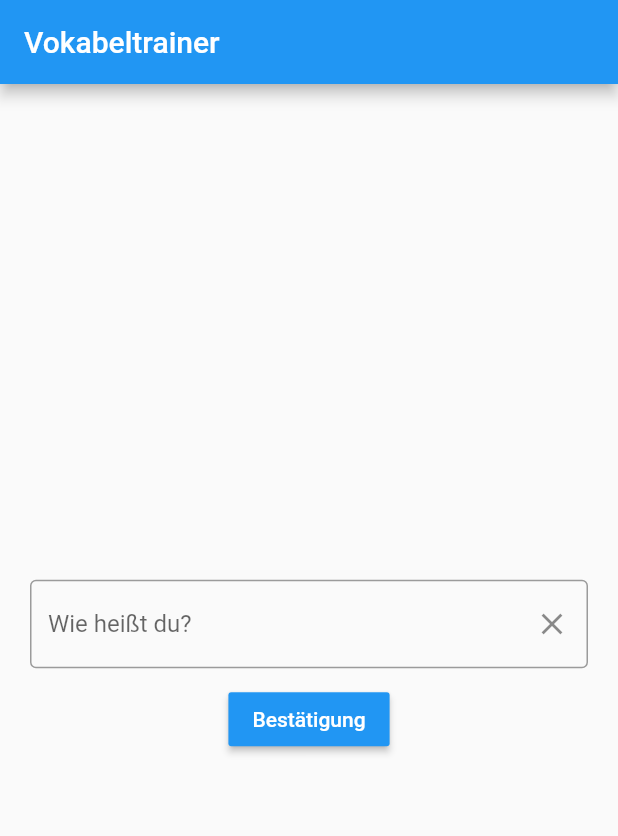
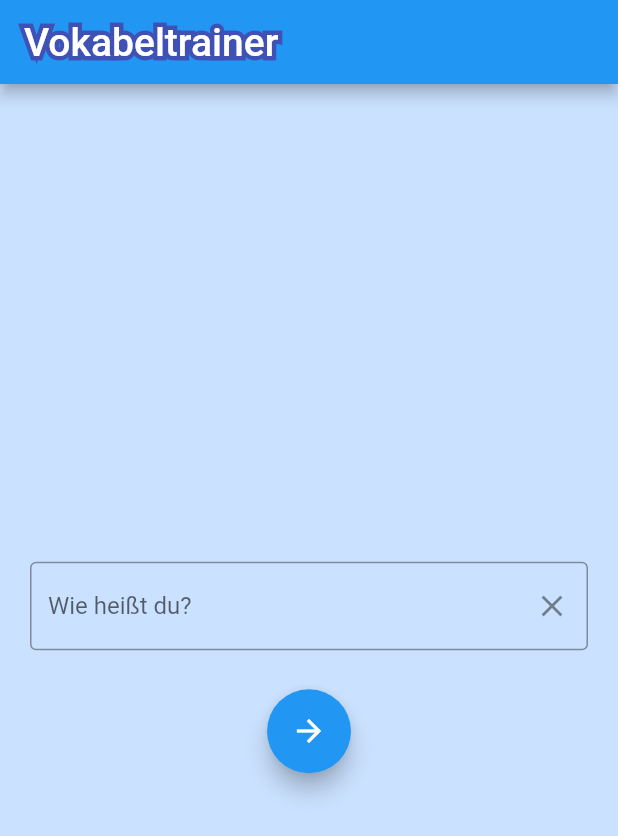
Before and after one commit to DHBW-CAS-MC/Vokabeltrainer, a Flutter app: the screen it shows after launch, on a phone screen of 412 x 824 dp. Shown: the top 836 px of the screen. Run offline on Flutter 3.47's test engine with Material 2 defaults, Android fonts, the phone set to English and light mode, and no system bars; missing offline and left inert: dart:ffi.

Commit message:
Kindergerechtes Design

```diff
--- a/lib/main.dart
+++ b/lib/main.dart
@@ -17,6 +17,7 @@ class _MyAppState extends State<MyApp> {
   int _totalscore = 0;
   String _evaluationText = "";
   bool _startTrainer = false;
+  bool _answerCorrect = true;
 
   final List <Map<String, String>> _questions = [
     {
@@ -64,10 +65,12 @@ class _MyAppState extends State<MyApp> {
       {
         _evaluationText = "Klasse, " + _userName + "! " + "Die Antwort war korrekt.";
         _totalscore += 1;
+        _answerCorrect = true;
       }
     else
       {
         _evaluationText = "Schade, " + _userName + "! "+ "Die Antwort war leider nicht korrekt. Die richtige Antwort lautet " + '"' + (_questions[_questionIndex]['answer'] as String) + '"';
+        _answerCorrect = false;
       }
   }
 
@@ -122,13 +125,36 @@ class _MyAppState extends State<MyApp> {
   Widget build(BuildContext context) {
     return MaterialApp(
       home: Scaffold(
+        backgroundColor: Color.fromRGBO(202, 225, 255, 1),
         appBar: AppBar(
-          title: Text('Vokabeltrainer'),
+          title: Stack(
+            children: <Widget>[
+              // Stroked text as border.
+              Text(
+                'Vokabeltrainer',
+                style: TextStyle(
+                  fontSize: 26,
+                  foreground: Paint()
+                    ..style = PaintingStyle.stroke
+                    ..strokeWidth = 6
+                    ..color = Colors.indigo,
+                ),
+              ),
+              // Solid text as fill.
+              Text(
+                'Vokabeltrainer',
+                style: TextStyle(
+                  fontSize: 26,
+                  color: Colors.white,
+                ),
+              ),
+            ],
+          ),
         ),
         body:
         _startTrainer == false?
           StartPage(_userName, _textControllerUsername, _formKeyUsername, _clearUsernameInput, _confirmationHandlerUsername, _confirmationStartTrainer)
-            :MainPage(_questionIndex, _questions, _totalscore, _evaluationText,_userName, _formKeyWord, _textController, _confirmationHandlerTrainer, _clearWordInput, _resetTrainer)
+            :MainPage(_questionIndex, _questions, _totalscore, _evaluationText,_userName,_answerCorrect, _formKeyWord, _textController, _confirmationHandlerTrainer, _clearWordInput, _resetTrainer)
       ),
     );
   }
--- a/lib/mainPage.dart
+++ b/lib/mainPage.dart
@@ -10,6 +10,7 @@ class MainPage extends StatelessWidget
   final int totalscore;
   final String evaluationText;
   final String userName;
+  final bool answerCorrect;
 
   final GlobalKey<FormState> formKeyWord;
   final textController;
@@ -19,7 +20,7 @@ class MainPage extends StatelessWidget
   final void Function() clearWordInput;
   final void Function() resetHandler;
 
-  MainPage(this.questionIndex, this.questions, this.totalscore, this.evaluationText,this.userName, this.formKeyWord, this.textController, this.confirmationHandlerTrainer, this.clearWordInput,this.resetHandler);
+  MainPage(this.questionIndex, this.questions, this.totalscore, this.evaluationText,this.userName,this.answerCorrect, this.formKeyWord, this.textController, this.confirmationHandlerTrainer, this.clearWordInput,this.resetHandler);
 
   @override
   Widget build(BuildContext context)
@@ -30,7 +31,7 @@ class MainPage extends StatelessWidget
         mainAxisAlignment: MainAxisAlignment.center,
         children: [
           this.questionIndex < this.questions.length?
-          vocabularyTrainer(this.questionIndex,this.questions,this.totalscore, this.evaluationText, this.textController,this.formKeyWord, this.confirmationHandlerTrainer, this.clearWordInput)
+          vocabularyTrainer(this.questionIndex,this.questions,this.totalscore, this.evaluationText,this.answerCorrect, this.textController,this.formKeyWord, this.confirmationHandlerTrainer, this.clearWordInput)
               :Result(this.totalscore, this.userName,this.questions, this.resetHandler)
         ],
       ),
--- a/lib/usernameInput.dart
+++ b/lib/usernameInput.dart
@@ -2,8 +2,7 @@ import 'package:flutter/material.dart';
 import 'confirmation.dart';
 import 'wordInput.dart';
 
-class UsernameInput extends StatelessWidget
-{
+class UsernameInput extends StatelessWidget {
   final String hinttext = 'Dein Name';
   final String labelText = 'Wie heißt du?';
   final String errorText = 'Bitte gib einen korrekten Namen ein!';
@@ -13,11 +12,11 @@ class UsernameInput extends StatelessWidget
   final void Function() clearUsernameInput;
   final void Function() confirmationHandlerUsername;
 
-  UsernameInput(this.textControllerUsernameInput, this.clearUsernameInput, this.confirmationHandlerUsername);
+  UsernameInput(this.textControllerUsernameInput, this.clearUsernameInput,
+      this.confirmationHandlerUsername);
 
   @override
-  Widget build(BuildContext context)
-  {
+  Widget build(BuildContext context) {
     return Container(
       width: double.infinity,
       margin: EdgeInsets.all(10),
@@ -26,7 +25,10 @@ class UsernameInput extends StatelessWidget
         children: [
           WordInput(this.hinttext, this.labelText, this.errorText,
               this.textControllerUsernameInput, this.clearUsernameInput),
-          Confirmation("Bestätigung", this.confirmationHandlerUsername)
+          Text(""),
+          FloatingActionButton(
+              onPressed: this.confirmationHandlerUsername,
+              child: Icon(Icons.arrow_forward))
         ],
       ),
     );
--- a/lib/vocabularyTrainer.dart
+++ b/lib/vocabularyTrainer.dart
@@ -11,6 +11,7 @@ class vocabularyTrainer extends StatelessWidget
   final List <Map<String, String>> questions;
   final int totalscore;
   final String evaluationText;
+  final bool answerCorrect;
 
   final GlobalKey<FormState> formKey;
   final textController;
@@ -21,7 +22,7 @@ class vocabularyTrainer extends StatelessWidget
   final void Function() confirmationHandlerTrainer;
   final void Function() clearWordInput;
 
-  vocabularyTrainer(this.questionIndex,this.questions,this.totalscore, this.evaluationText, this.textController,this.formKey, this.confirmationHandlerTrainer, this.clearWordInput);
+  vocabularyTrainer(this.questionIndex,this.questions,this.totalscore, this.evaluationText,this.answerCorrect, this.textController,this.formKey, this.confirmationHandlerTrainer, this.clearWordInput);
 
   @override
   Widget build(BuildContext context)
@@ -32,7 +33,7 @@ class vocabularyTrainer extends StatelessWidget
       child: Column(
         mainAxisAlignment: MainAxisAlignment.center,
         children: [
-          Evaluation(this.evaluationText),
+          Evaluation(this.evaluationText, this.answerCorrect),
           if(this.questionIndex < (this.questions.length -1))
           ...[Question(this.questions[this.questionIndex]['word'] as String)],
           if(this.questionIndex < (this.questions.length -1))
--- a/lib/wordInput.dart
+++ b/lib/wordInput.dart
@@ -16,6 +16,8 @@ class WordInput extends StatelessWidget
         margin: EdgeInsets.all(10),
         child: TextFormField(
           controller: this.textController,
+          cursorColor:Colors.blue,
+          style: TextStyle(color: Colors.blue),
           decoration: InputDecoration(
             hintText: this.hinttext,
             labelText: this.labelText,
```
Also changed, not shown: lib/evaluation.dart (+56 -11 lines), lib/question.dart (+9 -1 lines), lib/result.dart (+23 -3 lines), lib/welcome.dart (+28 -8 lines).
